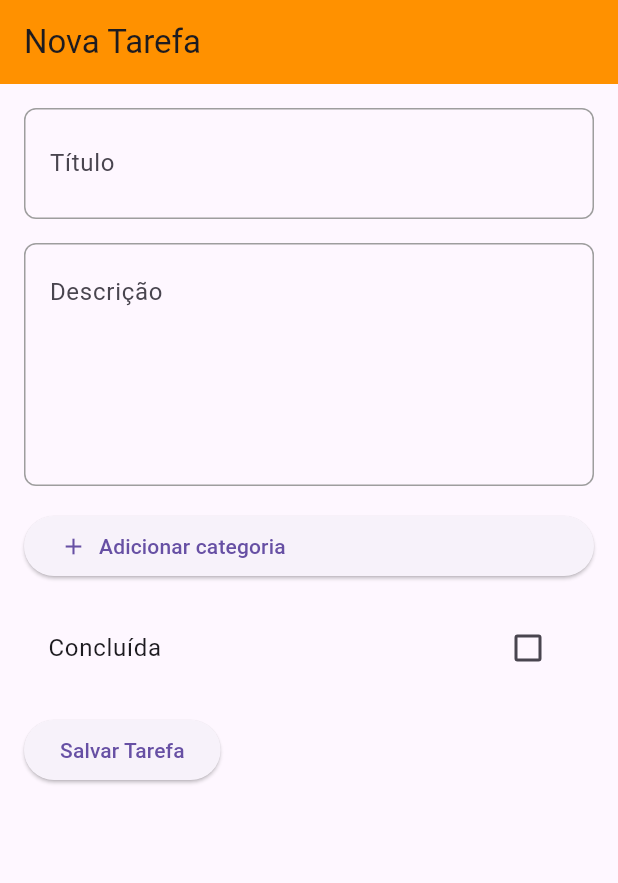
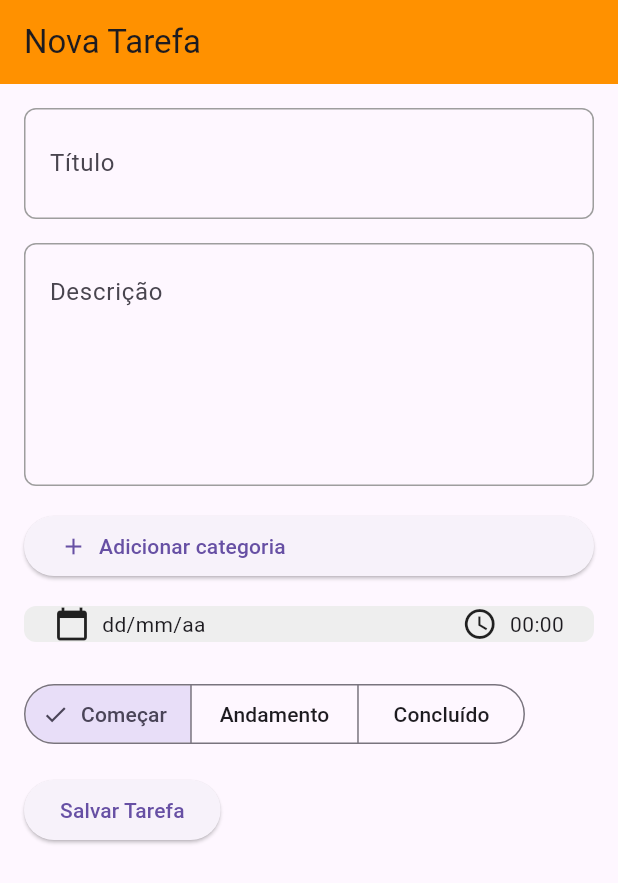
Before and after one commit to piquibr/Flutter_Project_Facul_definitive, a Flutter app: the CreatetaskScreen screen opened directly, on a phone screen of 412 x 824 dp. Shown: the top 883 px of the screen. Run offline on Flutter 3.47's test engine with Material 3 defaults, Android fonts, the phone set to English and light mode, and no system bars; our stand-ins replace auto_size_text.

Commit message:
New Page - Createtask

```diff
--- a/lib/pages/mainPages/createTask-page.dart
+++ b/lib/pages/mainPages/createTask-page.dart
@@ -23,6 +23,7 @@ class _CreatetaskState extends State<CreatetaskScreen> {
   DateTime _dataLimite = DateTime.now();
   TimeOfDay _horaLimite = TimeOfDay.now();
   bool _concluida = false;
+  final ValueNotifier<String> _selectedStatus = ValueNotifier<String>('Começar');
 
   @override
   Widget build(BuildContext context) {
@@ -31,10 +32,11 @@ class _CreatetaskState extends State<CreatetaskScreen> {
         title: Text('Nova Tarefa'),
         backgroundColor: const Color.fromARGB(255, 255, 145, 0),
       ),
-      body: Form(
-        key: _formKey,
-        child: Padding(
-          padding: const EdgeInsets.all(16.0),
+      resizeToAvoidBottomInset: true, // Permite que o layout se ajuste ao teclado
+      body: SingleChildScrollView(
+        padding: const EdgeInsets.all(16.0),
+        child: Form(
+          key: _formKey,
           child: Column(
             crossAxisAlignment: CrossAxisAlignment.start,
             children: <Widget>[
@@ -69,7 +71,7 @@ class _CreatetaskState extends State<CreatetaskScreen> {
                   borderRadius: BorderRadius.circular(8.0),
                 ),
                 child: Padding(
-                   padding: const EdgeInsets.symmetric(horizontal: 16.0, vertical: 12.0),
+                  padding: const EdgeInsets.symmetric(horizontal: 16.0, vertical: 12.0),
                   child: TextFormField(
                     decoration: InputDecoration(
                       border: InputBorder.none,
@@ -82,28 +84,29 @@ class _CreatetaskState extends State<CreatetaskScreen> {
                   ),
                 ),
               ),
+
               SizedBox(height: 16.0),
               AdicionarCategoriaButton(),
 
-
+              SizedBox(height: 16.0),
+              TempoLimiteButton(),
 
               SizedBox(height: 16.0),
-              CheckboxListTile(
-                title: Text('Concluída'),
-                value: _concluida,
-                onChanged: (bool? value) {
-                  setState(() {
-                    _concluida = value!;
-                  });
-                },
-              ),
+              StatusSelector(selectedStatus: _selectedStatus),
+
               SizedBox(height: 16.0),
               ElevatedButton(
                 onPressed: () {
                   if (_formKey.currentState!.validate()) {
                     _formKey.currentState!.save();
-                    // Aqui você pode adicionar a lógica para salvar a tarefa
-                    // Exemplo: enviar os dados para um banco de dados
+                    print('Título: $_titulo');
+                    print('Descrição: $_descricao');
+                    print('Categoria: $_categoria');
+                    print('Status: ${_selectedStatus.value}');
+                    print('Data Limite: $_dataLimite');
+                    print('Hora Limite: $_horaLimite');
+                    print('Concluída: $_concluida');
+                    // Adicione a lógica para salvar a tarefa aqui
                   }
                 },
                 child: Text('Salvar Tarefa'),
@@ -123,7 +126,6 @@ class AdicionarCategoriaButton extends StatelessWidget {
   Widget build(BuildContext context) {
     return ElevatedButton(
       onPressed: () {
-        // Implemente a ação ao clicar no botão
         print('Botão Adicionar Categoria pressionado!');
       },
       child: Row(
@@ -136,3 +138,78 @@ class AdicionarCategoriaButton extends StatelessWidget {
     );
   }
 }
+
+class StatusSelector extends StatelessWidget {
+  final ValueNotifier<String> selectedStatus;
+
+  const StatusSelector({Key? key, required this.selectedStatus}) : super(key: key);
+
+  @override
+  Widget build(BuildContext context) {
+    return Column(
+      children: [
+        const SizedBox(height: 8),
+        ValueListenableBuilder<String>(
+          valueListenable: selectedStatus,
+          builder: (context, value, child) {
+            return SegmentedButton<String>(
+              segments: const <ButtonSegment<String>>[
+                ButtonSegment<String>(
+                  value: 'Começar',
+                  label: Text('Começar'),
+                ),
+                ButtonSegment<String>(
+                  value: 'Andamento',
+                  label: Text('Andamento'),
+                ),
+                ButtonSegment<String>(
+                  value: 'Concluído',
+                  label: Text('Concluído'),
+                ),
+              ],
+              selected: {value},
+              onSelectionChanged: (Set<String> newSelection) {
+                selectedStatus.value = newSelection.first;
+              },
+            );
+          },
+        ),
+      ],
+    );
+  }
+}
+
+
+class TempoLimiteButton extends StatelessWidget {
+  const TempoLimiteButton({Key? key}) : super(key: key);
+
+  @override
+  Widget build(BuildContext context) {
+    return Container(
+      padding: const EdgeInsets.symmetric(horizontal: 20.0),
+      decoration: BoxDecoration(
+        color: Colors.grey[200],
+        borderRadius: BorderRadius.circular(8.0),
+      ),
+      child: Row(
+        mainAxisAlignment: MainAxisAlignment.spaceBetween,
+        children: [
+          Row(
+            children: [
+              Icon(Icons.calendar_today),
+              const SizedBox(width: 8.0),
+              Text('dd/mm/aa'),
+            ],
+          ),
+          Row(
+            children: [
+              Icon(Icons.access_time),
+              const SizedBox(width: 8.0),
+              Text('00:00'),
+            ],
+          ),
+        ],
+      ),
+    );
+  }
+}
```
